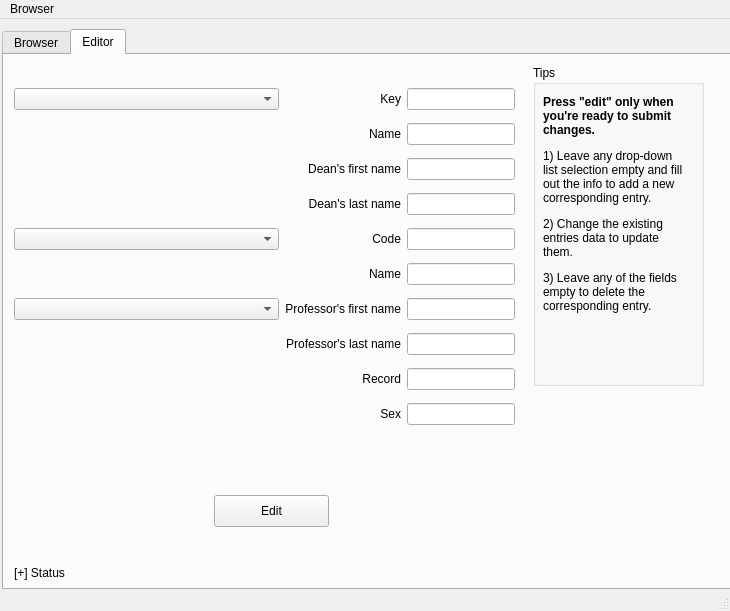
This is database/mainwindow.ui in fineguy/db_project as Qt 5 draws it before an edit. The edited form follows.
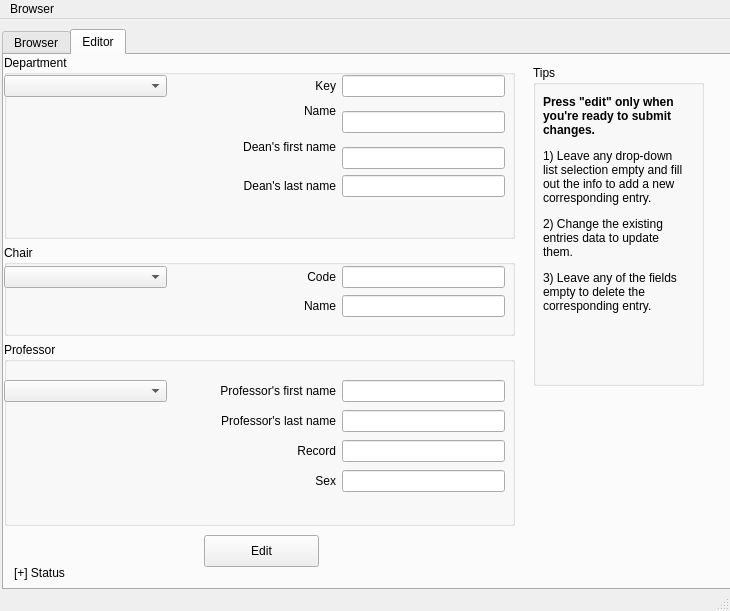
This is the edited form.

Commit message: Redesigned Editor view

Diff of the .ui file:
```diff
--- a/database/mainwindow.ui
+++ b/database/mainwindow.ui
@@ -83,8 +83,8 @@
      <widget class="QPushButton" name="editButton">
       <property name="geometry">
        <rect>
-        <x>210</x>
-        <y>440</y>
+        <x>200</x>
+        <y>480</y>
         <width>115</width>
         <height>32</height>
        </rect>
@@ -93,164 +93,7 @@
        <string>Edit</string>
       </property>
      </widget>
-     <widget class="QWidget" name="layoutWidget">
-      <property name="geometry">
-       <rect>
-        <x>10</x>
-        <y>20</y>
-        <width>501</width>
-        <height>371</height>
-       </rect>
-      </property>
-      <layout class="QGridLayout" name="gridLayout" columnstretch="1,0,0">
-       <property name="sizeConstraint">
-        <enum>QLayout::SetNoConstraint</enum>
-       </property>
-       <property name="verticalSpacing">
-        <number>0</number>
-       </property>
-       <item row="4" column="2">
-        <widget class="QLineEdit" name="chrCodeEdit"/>
-       </item>
-       <item row="3" column="1">
-        <widget class="QLabel" name="debLNameLabel">
-         <property name="text">
-          <string>Dean's last name</string>
-         </property>
-         <property name="alignment">
-          <set>Qt::AlignRight|Qt::AlignTrailing|Qt::AlignVCenter</set>
-         </property>
-        </widget>
-       </item>
-       <item row="5" column="1">
-        <widget class="QLabel" name="chrNameLabel">
-         <property name="text">
-          <string>Name</string>
-         </property>
-         <property name="alignment">
-          <set>Qt::AlignRight|Qt::AlignTrailing|Qt::AlignVCenter</set>
-         </property>
-        </widget>
-       </item>
-       <item row="3" column="2">
-        <widget class="QLineEdit" name="depLNameEdit"/>
-       </item>
-       <item row="7" column="2">
-        <widget class="QLineEdit" name="profLNameEdit"/>
-       </item>
-       <item row="9" column="1">
-        <widget class="QLabel" name="profSexLabel">
-         <property name="text">
-          <string>Sex</string>
-         </property>
-         <property name="alignment">
-          <set>Qt::AlignRight|Qt::AlignTrailing|Qt::AlignVCenter</set>
-         </property>
-        </widget>
-       </item>
-       <item row="8" column="2">
-        <widget class="QLineEdit" name="profRecEdit"/>
-       </item>
-       <item row="6" column="2">
-        <widget class="QLineEdit" name="profFNameEdit"/>
-       </item>
-       <item row="6" column="1">
-        <widget class="QLabel" name="profFNameLabel">
-         <property name="text">
-          <string>Professor's first name</string>
-         </property>
-         <property name="alignment">
-          <set>Qt::AlignRight|Qt::AlignTrailing|Qt::AlignVCenter</set>
-         </property>
-        </widget>
-       </item>
-       <item row="4" column="1">
-        <widget class="QLabel" name="chrCodeLabel">
-         <property name="text">
-          <string>Code</string>
-         </property>
-         <property name="alignment">
-          <set>Qt::AlignRight|Qt::AlignTrailing|Qt::AlignVCenter</set>
-         </property>
-        </widget>
-       </item>
-       <item row="1" column="2">
-        <widget class="QLineEdit" name="depNameEdit"/>
-       </item>
-       <item row="5" column="2">
-        <widget class="QLineEdit" name="chrNameEdit"/>
-       </item>
-       <item row="7" column="1">
-        <widget class="QLabel" name="profLNameLabel">
-         <property name="text">
-          <string>Professor's last name</string>
-         </property>
-         <property name="alignment">
-          <set>Qt::AlignRight|Qt::AlignTrailing|Qt::AlignVCenter</set>
-         </property>
-        </widget>
-       </item>
-       <item row="6" column="0">
-        <widget class="QComboBox" name="profEditorBox"/>
-       </item>
-       <item row="0" column="1">
-        <widget class="QLabel" name="depKeyLabel">
-         <property name="text">
-          <string>Key</string>
-         </property>
-         <property name="alignment">
-          <set>Qt::AlignRight|Qt::AlignTrailing|Qt::AlignVCenter</set>
-         </property>
-        </widget>
-       </item>
-       <item row="4" column="0">
-        <widget class="QComboBox" name="chrEditorBox"/>
-       </item>
-       <item row="0" column="2">
-        <widget class="QLineEdit" name="depKeyEdit"/>
-       </item>
-       <item row="2" column="1">
-        <widget class="QLabel" name="depFNameLabel">
-         <property name="text">
-          <string>Dean's first name</string>
-         </property>
-         <property name="alignment">
-          <set>Qt::AlignRight|Qt::AlignTrailing|Qt::AlignVCenter</set>
-         </property>
-        </widget>
-       </item>
-       <item row="2" column="2">
-        <widget class="QLineEdit" name="depFNameEdit"/>
-       </item>
-       <item row="1" column="1">
-        <widget class="QLabel" name="depNameLabel">
-         <property name="text">
-          <string>Name</string>
-         </property>
-         <property name="alignment">
-          <set>Qt::AlignRight|Qt::AlignTrailing|Qt::AlignVCenter</set>
-         </property>
-        </widget>
-       </item>
-       <item row="0" column="0">
-        <widget class="QComboBox" name="depEditorBox"/>
-       </item>
-       <item row="9" column="2">
-        <widget class="QLineEdit" name="profSexEdit"/>
-       </item>
-       <item row="8" column="1">
-        <widget class="QLabel" name="profRecLabel">
-         <property name="text">
-          <string>Record</string>
-         </property>
-         <property name="alignment">
-          <set>Qt::AlignRight|Qt::AlignTrailing|Qt::AlignVCenter</set>
-         </property>
-        </widget>
-       </item>
-      </layout>
-     </widget>
-     <widget class="QGroupBox" name="groupBox">
+     <widget class="QGroupBox" name="tipsGroupBox">
       <property name="geometry">
        <rect>
         <x>529</x>
@@ -285,6 +128,220 @@
        </property>
       </widget>
      </widget>
+     <widget class="QWidget" name="">
+      <property name="geometry">
+       <rect>
+        <x>0</x>
+        <y>0</y>
+        <width>511</width>
+        <height>471</height>
+       </rect>
+      </property>
+      <layout class="QVBoxLayout" name="verticalLayout" stretch="4,2,4">
+       <item>
+        <widget class="QGroupBox" name="depGroupBox">
+         <property name="title">
+          <string>Department</string>
+         </property>
+         <widget class="QWidget" name="">
+          <property name="geometry">
+           <rect>
+            <x>0</x>
+            <y>20</y>
+            <width>501</width>
+            <height>122</height>
+           </rect>
+          </property>
+          <layout class="QGridLayout" name="depGridLayout" columnstretch="1,1,1">
+           <item row="0" column="0">
+            <widget class="QComboBox" name="depEditorBox"/>
+           </item>
+           <item row="0" column="1">
+            <widget class="QLabel" name="depKeyLabel">
+             <property name="text">
+              <string>Key</string>
+             </property>
+             <property name="alignment">
+              <set>Qt::AlignRight|Qt::AlignTrailing|Qt::AlignVCenter</set>
+             </property>
+            </widget>
+           </item>
+           <item row="0" column="2">
+            <widget class="QLineEdit" name="depKeyEdit"/>
+           </item>
+           <item row="1" column="1">
+            <widget class="QLabel" name="depNameLabel">
+             <property name="text">
+              <string>Name</string>
+             </property>
+             <property name="alignment">
+              <set>Qt::AlignRight|Qt::AlignTrailing|Qt::AlignVCenter</set>
+             </property>
+            </widget>
+           </item>
+           <item row="1" column="2" rowspan="2">
+            <widget class="QLineEdit" name="depNameEdit"/>
+           </item>
+           <item row="2" column="1" rowspan="2">
+            <widget class="QLabel" name="depFNameLabel">
+             <property name="text">
+              <string>Dean's first name</string>
+             </property>
+             <property name="alignment">
+              <set>Qt::AlignRight|Qt::AlignTrailing|Qt::AlignVCenter</set>
+             </property>
+            </widget>
+           </item>
+           <item row="3" column="2">
+            <widget class="QLineEdit" name="depFNameEdit"/>
+           </item>
+           <item row="4" column="1">
+            <widget class="QLabel" name="debLNameLabel">
+             <property name="text">
+              <string>Dean's last name</string>
+             </property>
+             <property name="alignment">
+              <set>Qt::AlignRight|Qt::AlignTrailing|Qt::AlignVCenter</set>
+             </property>
+            </widget>
+           </item>
+           <item row="4" column="2">
+            <widget class="QLineEdit" name="depLNameEdit"/>
+           </item>
+          </layout>
+         </widget>
+        </widget>
+       </item>
+       <item>
+        <widget class="QGroupBox" name="chrGroupBox">
+         <property name="title">
+          <string>Chair</string>
+         </property>
+         <widget class="QWidget" name="">
+          <property name="geometry">
+           <rect>
+            <x>0</x>
+            <y>20</y>
+            <width>501</width>
+            <height>55</height>
+           </rect>
+          </property>
+          <layout class="QGridLayout" name="chrGridLayout" columnstretch="1,1,1">
+           <item row="0" column="0">
+            <widget class="QComboBox" name="chrEditorBox"/>
+           </item>
+           <item row="0" column="1">
+            <widget class="QLabel" name="chrCodeLabel">
+             <property name="text">
+              <string>Code</string>
+             </property>
+             <property name="alignment">
+              <set>Qt::AlignRight|Qt::AlignTrailing|Qt::AlignVCenter</set>
+             </property>
+            </widget>
+           </item>
+           <item row="0" column="2">
+            <widget class="QLineEdit" name="chrCodeEdit"/>
+           </item>
+           <item row="1" column="1">
+            <widget class="QLabel" name="chrNameLabel">
+             <property name="text">
+              <string>Name</string>
+             </property>
+             <property name="alignment">
+              <set>Qt::AlignRight|Qt::AlignTrailing|Qt::AlignVCenter</set>
+             </property>
+            </widget>
+           </item>
+           <item row="1" column="2">
+            <widget class="QLineEdit" name="chrNameEdit"/>
+           </item>
+          </layout>
+         </widget>
+        </widget>
+       </item>
+       <item>
+        <widget class="QGroupBox" name="profGroupBox">
+         <property name="title">
+          <string>Professor</string>
+         </property>
+         <widget class="QWidget" name="layoutWidget">
+          <property name="geometry">
+           <rect>
+            <x>0</x>
+            <y>30</y>
+            <width>501</width>
+            <height>131</height>
+           </rect>
+          </property>
+          <layout class="QGridLayout" name="profGridLayout" columnstretch="1,1,1">
+           <property name="sizeConstraint">
+            <enum>QLayout::SetNoConstraint</enum>
+           </property>
+           <property name="verticalSpacing">
+            <number>0</number>
+           </property>
+           <item row="1" column="2">
+            <widget class="QLineEdit" name="profLNameEdit"/>
+           </item>
+           <item row="3" column="1">
+            <widget class="QLabel" name="profSexLabel">
+             <property name="text">
+              <string>Sex</string>
+             </property>
+             <property name="alignment">
+              <set>Qt::AlignRight|Qt::AlignTrailing|Qt::AlignVCenter</set>
+             </property>
+            </widget>
+           </item>
+           <item row="2" column="2">
+            <widget class="QLineEdit" name="profRecEdit"/>
+           </item>
+           <item row="0" column="2">
+            <widget class="QLineEdit" name="profFNameEdit"/>
+           </item>
+           <item row="0" column="1">
+            <widget class="QLabel" name="profFNameLabel">
+             <property name="text">
+              <string>Professor's first name</string>
+             </property>
+             <property name="alignment">
+              <set>Qt::AlignRight|Qt::AlignTrailing|Qt::AlignVCenter</set>
+             </property>
+            </widget>
+           </item>
+           <item row="1" column="1">
+            <widget class="QLabel" name="profLNameLabel">
+             <property name="text">
+              <string>Professor's last name</string>
+             </property>
+             <property name="alignment">
+              <set>Qt::AlignRight|Qt::AlignTrailing|Qt::AlignVCenter</set>
+             </property>
+            </widget>
+           </item>
+           <item row="0" column="0">
+            <widget class="QComboBox" name="profEditorBox"/>
+           </item>
+           <item row="2" column="1">
+            <widget class="QLabel" name="profRecLabel">
+             <property name="text">
+              <string>Record</string>
+             </property>
+             <property name="alignment">
+              <set>Qt::AlignRight|Qt::AlignTrailing|Qt::AlignVCenter</set>
+             </property>
+            </widget>
+           </item>
+           <item row="3" column="2">
+            <widget class="QLineEdit" name="profSexEdit"/>
+           </item>
+          </layout>
+         </widget>
+        </widget>
+       </item>
+      </layout>
+     </widget>
     </widget>
    </widget>
   </widget>
```
Left out of the diff: 2 changed lines with no effect on the pictures.
